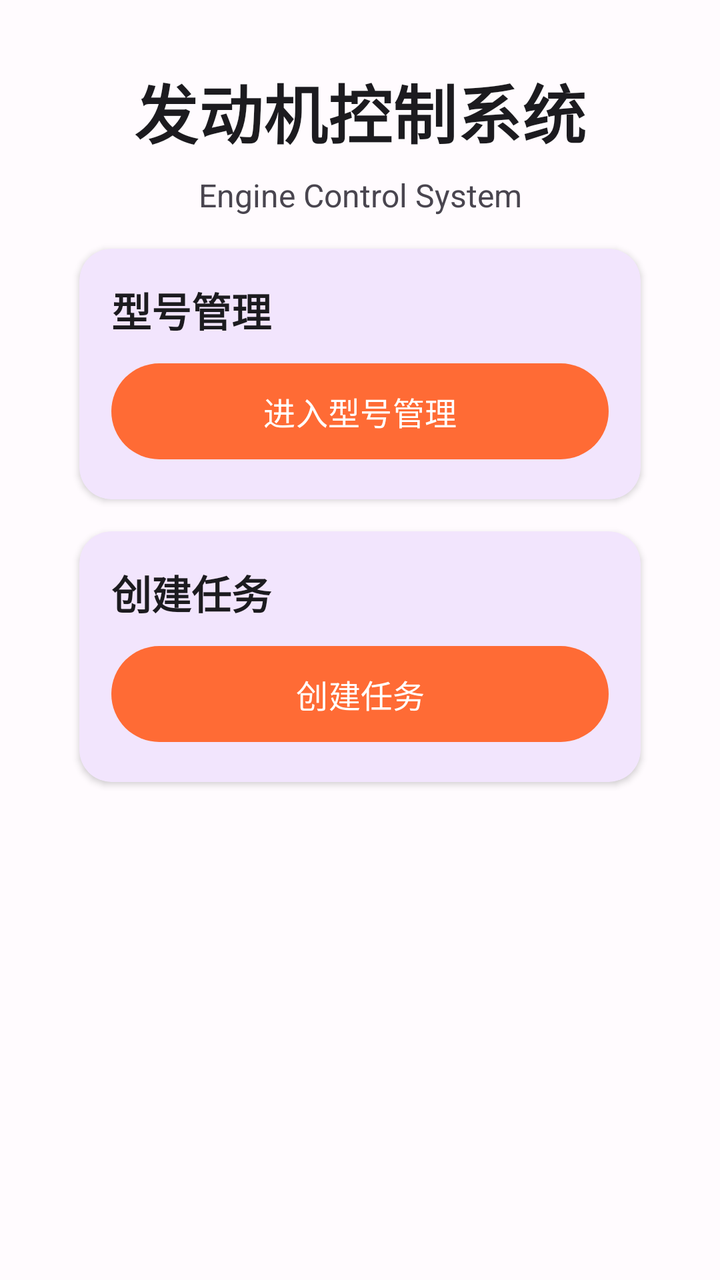
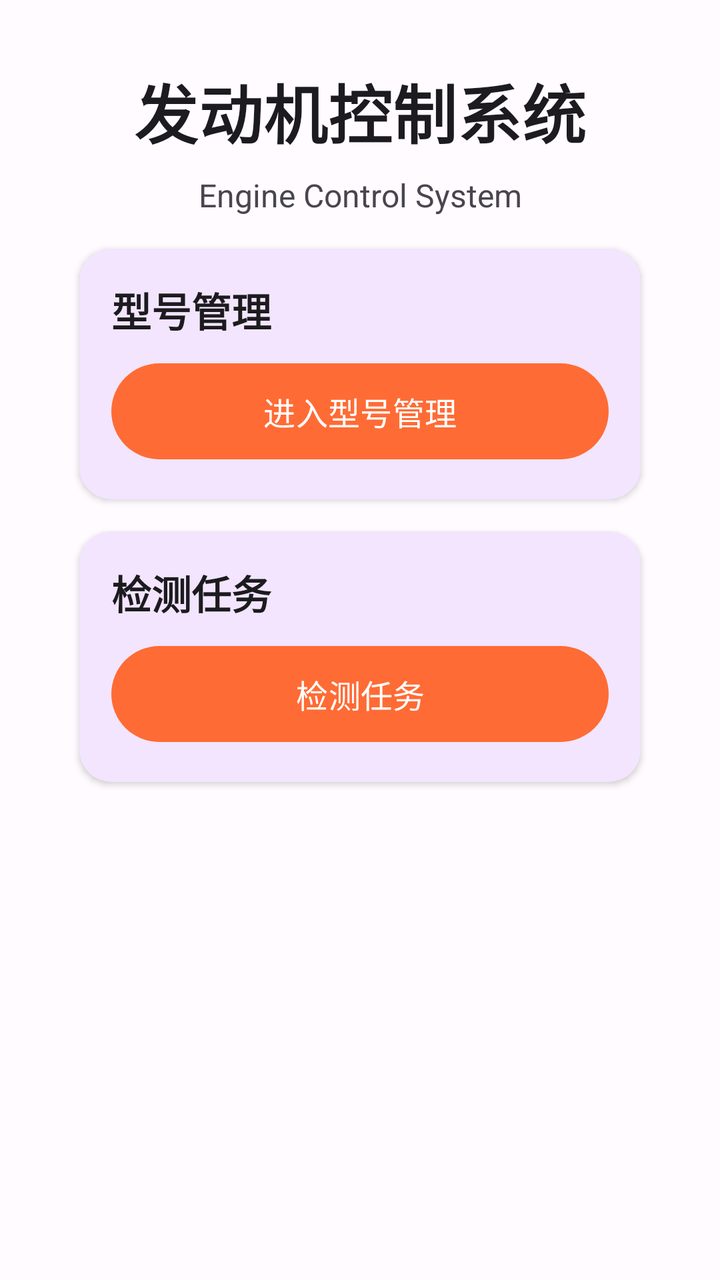

Two renders of the same Android screen: before a commit and after it. Below are the layout's source before the change and the commit's diff.
<!-- AndroidManifest.xml: application theme Theme.DeviceControl -->
<!-- res/layout/activity_main.xml -->
<?xml version="1.0" encoding="utf-8"?>
<androidx.core.widget.NestedScrollView xmlns:android="http://schemas.android.com/apk/res/android"
    xmlns:app="http://schemas.android.com/apk/res-auto"
    xmlns:tools="http://schemas.android.com/tools"
    android:layout_width="match_parent"
    android:layout_height="match_parent"
    android:background="@color/background"
    android:fillViewport="true">

    <androidx.constraintlayout.widget.ConstraintLayout
        android:layout_width="match_parent"
        android:layout_height="wrap_content"
        android:paddingHorizontal="@dimen/spacing_large"
        android:paddingVertical="@dimen/spacing_medium">

    
    <TextView
        android:id="@+id/tvTitle"
        android:layout_width="wrap_content"
        android:layout_height="wrap_content"
        android:text="发动机控制系统"
        android:textSize="32sp"
        android:textStyle="bold"
        android:textColor="@color/on_background"
        android:fontFamily="sans-serif-medium"
        android:letterSpacing="0.01"
        app:layout_constraintTop_toTopOf="parent"
        app:layout_constraintStart_toStartOf="parent"
        app:layout_constraintEnd_toEndOf="parent"
        android:layout_marginTop="@dimen/spacing_medium" />

    
    <TextView
        android:id="@+id/tvSubtitle"
        android:layout_width="wrap_content"
        android:layout_height="wrap_content"
        android:text="Engine Control System"
        android:textSize="16sp"
        android:textColor="@color/text_secondary"
        app:layout_constraintTop_toBottomOf="@id/tvTitle"
        app:layout_constraintStart_toStartOf="parent"
        app:layout_constraintEnd_toEndOf="parent"
        android:layout_marginTop="@dimen/spacing_small" />

    
    <com.google.android.material.card.MaterialCardView
        android:id="@+id/cardModelManagement"
        android:layout_width="0dp"
        android:layout_height="wrap_content"
        android:layout_marginTop="@dimen/spacing_medium"
        app:cardCornerRadius="@dimen/card_corner_radius"
        app:cardElevation="@dimen/card_elevation"
        app:strokeWidth="0dp"
        app:layout_constraintTop_toBottomOf="@id/tvSubtitle"
        app:layout_constraintStart_toStartOf="parent"
        app:layout_constraintEnd_toEndOf="parent"
        app:layout_constraintWidth_percent="0.9">

        <LinearLayout
            android:layout_width="match_parent"
            android:layout_height="wrap_content"
            android:orientation="vertical"
            android:padding="@dimen/card_padding">

            <TextView
                android:layout_width="wrap_content"
                android:layout_height="wrap_content"
                android:text="型号管理"
                android:textSize="20sp"
                android:textStyle="bold"
                android:textColor="@color/on_background"
                android:layout_marginBottom="@dimen/spacing_small" />

            <TextView
                android:layout_width="wrap_content"
                android:layout_height="wrap_content"
                android:text="管理发动机型号和配置项"
                android:textSize="14sp"
                android:visibility="gone"
                android:textColor="@color/text_secondary"
                android:layout_marginBottom="@dimen/spacing_medium" />

            <com.google.android.material.button.MaterialButton
                android:id="@+id/btnModelManagement"
                android:layout_width="match_parent"
                android:layout_height="@dimen/button_height"
                android:text="进入型号管理"
                style="@style/AccentButton" />
        </LinearLayout>
    </com.google.android.material.card.MaterialCardView>

    
    <com.google.android.material.card.MaterialCardView
        android:id="@+id/cardTaskCreate"
        android:layout_width="0dp"
        android:layout_height="wrap_content"
        android:layout_marginTop="@dimen/spacing_medium"
        app:cardCornerRadius="@dimen/card_corner_radius"
        app:cardElevation="@dimen/card_elevation"
        app:strokeWidth="0dp"
        app:layout_constraintTop_toBottomOf="@id/cardModelManagement"
        app:layout_constraintStart_toStartOf="parent"
        app:layout_constraintEnd_toEndOf="parent"
        app:layout_constraintWidth_percent="0.9">

        <LinearLayout
            android:layout_width="match_parent"
            android:layout_height="wrap_content"
            android:orientation="vertical"
            android:padding="@dimen/card_padding">

            <TextView
                android:layout_width="wrap_content"
                android:layout_height="wrap_content"
                android:text="创建任务"
                android:textSize="20sp"
                android:textStyle="bold"
                android:textColor="@color/on_background"
                android:layout_marginBottom="@dimen/spacing_small" />

            <TextView
                android:layout_width="wrap_content"
                android:layout_height="wrap_content"
                android:text="创建新的发动机控制任务"
                android:textSize="14sp"
                android:visibility="gone"
                android:textColor="@color/text_secondary"
                android:layout_marginBottom="@dimen/spacing_medium" />

            <com.google.android.material.button.MaterialButton
                android:id="@+id/btnTaskCreate"
                android:layout_width="match_parent"
                android:layout_height="@dimen/button_height"
                android:text="创建任务"
                style="@style/AccentButton" />
        </LinearLayout>
    </com.google.android.material.card.MaterialCardView>

    
    <com.google.android.material.card.MaterialCardView
        android:id="@+id/cardTaskControl"
        android:layout_width="0dp"
        android:layout_height="wrap_content"
        android:layout_marginTop="@dimen/spacing_medium"
        android:visibility="gone"
        app:cardCornerRadius="@dimen/card_corner_radius"
        app:cardElevation="@dimen/card_elevation"
        app:strokeWidth="0dp"
        app:layout_constraintTop_toBottomOf="@id/cardTaskCreate"
        app:layout_constraintStart_toStartOf="parent"
        app:layout_constraintEnd_toEndOf="parent"
        app:layout_constraintWidth_percent="0.9">

        <LinearLayout
            android:layout_width="match_parent"
            android:layout_height="wrap_content"
            android:orientation="vertical"
            android:padding="@dimen/card_padding">

            <TextView
                android:layout_width="wrap_content"
                android:layout_height="wrap_content"
                android:text="任务控制"
                android:textSize="20sp"
                android:textStyle="bold"
                android:textColor="@color/on_background"
                android:layout_marginBottom="@dimen/spacing_small" />

            <TextView
                android:layout_width="wrap_content"
                android:layout_height="wrap_content"
                android:text="执行和控制发动机任务"
                android:textSize="14sp"
                android:textColor="@color/text_secondary"
                android:layout_marginBottom="@dimen/spacing_medium" />

            <com.google.android.material.button.MaterialButton
                android:id="@+id/btnTaskControl"
                android:layout_width="match_parent"
                android:layout_height="@dimen/button_height"
                android:text="任务控制"
                style="@style/AccentButton" />
        </LinearLayout>
    </com.google.android.material.card.MaterialCardView>

    </androidx.constraintlayout.widget.ConstraintLayout>
</androidx.core.widget.NestedScrollView>
<!-- resources referenced by this layout -->
<resources>
  <color name="background">#FFFBFE</color>
  <color name="on_background">#1C1B1F</color>
  <color name="text_secondary">#49454F</color>
  <dimen name="button_height">56dp</dimen>
  <dimen name="card_corner_radius">16dp</dimen>
  <dimen name="card_elevation">2dp</dimen>
  <dimen name="card_padding">16dp</dimen>
  <dimen name="spacing_large">24dp</dimen>
  <dimen name="spacing_medium">16dp</dimen>
  <dimen name="spacing_small">8dp</dimen>
  <style name="AccentButton" parent="PrimaryButton">
          <item name="backgroundTint">@color/accent_orange</item>
          <item name="android:textColor">@color/on_accent_orange</item>
      </style>
  <style name="Theme.DeviceControl" parent="Theme.Material3.DayNight.NoActionBar">
          <item name="colorPrimary">@color/purple_500</item>
          <item name="colorOnPrimary">@color/white</item>
          <item name="android:statusBarColor">@color/purple_500</item>
          <item name="android:windowLightStatusBar">false</item>
      </style>
  <style name="PrimaryButton" parent="Widget.Material3.Button">
          <item name="android:layout_height">@dimen/button_height</item>
          <item name="android:minHeight">@dimen/button_height</item>
          <item name="cornerRadius">@dimen/button_corner_radius</item>
          <item name="android:textAllCaps">false</item>
          <item name="android:textSize">16sp</item>
          <item name="android:fontFamily">sans-serif-medium</item>
      </style>
  <color name="accent_orange">#FF6B35</color>
  <color name="on_accent_orange">#FFFFFF</color>
  <color name="purple_500">#6200EE</color>
  <color name="white">#FFFFFF</color>
  <dimen name="button_corner_radius">28dp</dimen>
</resources>

<!-- the commit's change to res/layout/activity_main.xml (unified diff, before → after) -->
@@ -112,7 +112,7 @@
             <TextView
                 android:layout_width="wrap_content"
                 android:layout_height="wrap_content"
-                android:text="创建任务"
+                android:text="检测任务"
                 android:textSize="20sp"
                 android:textStyle="bold"
                 android:textColor="@color/on_background"
@@ -121,7 +121,7 @@
             <TextView
                 android:layout_width="wrap_content"
                 android:layout_height="wrap_content"
-                android:text="创建新的发动机控制任务"
+                android:text="创建新的发动机检测任务"
                 android:textSize="14sp"
                 android:visibility="gone"
                 android:textColor="@color/text_secondary"
@@ -131,7 +131,7 @@
                 android:id="@+id/btnTaskCreate"
                 android:layout_width="match_parent"
                 android:layout_height="@dimen/button_height"
-                android:text="创建任务"
+                android:text="检测任务"
                 style="@style/AccentButton" />
         </LinearLayout>
     </com.google.android.material.card.MaterialCardView>
